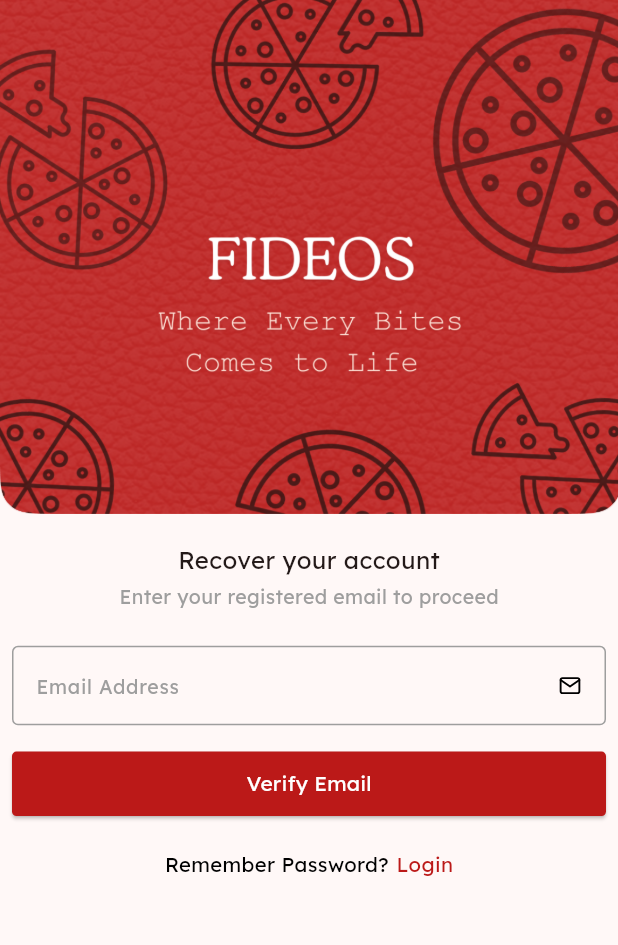
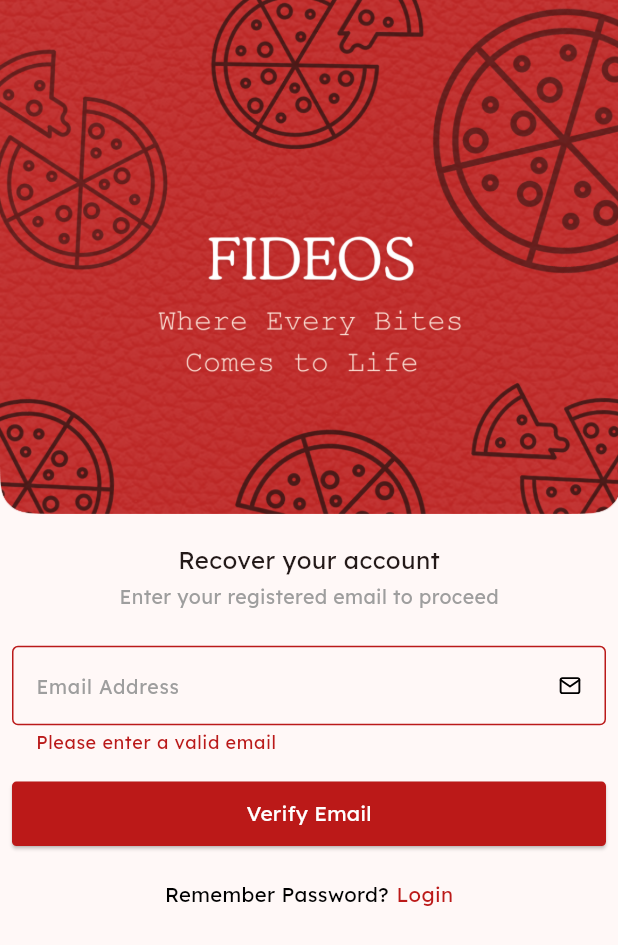
Before and after one commit to Joy-Bhattacharjee-Pixel/fideos-restaurant, a Flutter app: the ForgotPasswordScreen screen opened directly, after a tap on "Verify Email", on a phone screen of 412 x 824 dp. Shown: the top 945 px of the screen. Run offline on Flutter 3.47's test engine with Material 3 defaults, Android fonts, the phone set to English and light mode, and no system bars; our stand-ins replace dio, flutter_vector_icons, get, shared_preferences; accounts and stored records are empty.

Commit message:
forgot_password

```diff
--- a/lib/controllers/auth_controller.dart
+++ b/lib/controllers/auth_controller.dart
@@ -58,6 +58,15 @@ class AuthController extends GetxController {
   // Close time fields controller for register screen
   final TextEditingController regCloseTimeController = TextEditingController();
 
+  // Delivery fee fields controller for register screen
+  final TextEditingController deliveryfeeController = TextEditingController();
+
+  // Minimum order fields controller for register screen
+  final TextEditingController minimumorderController = TextEditingController();
+
+  // Estimated time fields controller for register screen
+  final TextEditingController estimatedtimeController = TextEditingController();
+
   // Login form key
   final GlobalKey<FormState> loginFormKey = GlobalKey<FormState>();
 
@@ -105,6 +114,15 @@ class AuthController extends GetxController {
   // Boolean parameter for login
   RxBool loadingLogin = false.obs;
 
+  // Boolean parameter for forgot password
+  RxBool loadingforgotPassword = false.obs;
+
+// boolean parameter for switch
+  RxBool switchValue = false.obs;
+
+  RxInt sentOtp = 0.obs;
+  RxString sentUserId = "".obs;
+
   // Add serving text into list
   addServings() {
     servings.clear();
@@ -144,6 +162,35 @@ class AuthController extends GetxController {
       Get.to(() => const RegisterScreen());
     }
 
-    loadingLogin.value =  false;
+    loadingLogin.value = false;
+  }
+
+// forgot password
+  forgotPassword({email}) async {
+    // Starting loader for forgot password
+    loadingforgotPassword.value = true;
+
+    // Creating restaurat
+    final restaurant = Restaurant(email: email);
+
+    final forgotpasswordResponse = await restaurant.forgotpassword();
+    // Checkihg if error is null or not comming from resposne
+    if (forgotpasswordResponse["error"] != null) {
+      // Showing error maessage
+      FlashManager().show(forgotpasswordResponse["error"]);
+    }
+    // Checking if data from resposne comming successfully or not
+    else if (forgotpasswordResponse["success"] != null) {
+      // Showing error maessage
+      FlashManager().show("OTP sent successfully to Email");
+       // When data comming from resposnse successfully
+        // we will store forgot password id and otp comming from resposne inside variable
+      sentOtp.value = forgotpasswordResponse["success"]["otp"];
+      sentUserId.value = forgotpasswordResponse["success"]["id"];
+      // navigate get to
+      Get.to(() => Container());
+    }
+    // Stop loader for forgot password
+    loadingforgotPassword.value = false;
   }
 }
--- a/lib/presentations/auth/forgot_password.dart
+++ b/lib/presentations/auth/forgot_password.dart
@@ -1,5 +1,6 @@
 import 'package:fideos_restaurant/presentations/auth/login_screen.dart';
 import 'package:fideos_restaurant/utils/button.dart';
+import 'package:fideos_restaurant/utils/loader.dart';
 import 'package:fideos_restaurant/utils/text_field.dart';
 import 'package:flutter/material.dart';
 import 'package:flutter_vector_icons/flutter_vector_icons.dart';
@@ -21,7 +22,8 @@ class _ForgotPasswordScreenState extends State<ForgotPasswordScreen> {
   @override
   Widget build(BuildContext context) {
     return Scaffold(
-        body: Form(
+        body: SingleChildScrollView(
+            child: Form(
                 key: _authController.forgotPasswordFormKey,
                 child: Column(children: [
                   // app icon
@@ -59,38 +61,58 @@ class _ForgotPasswordScreenState extends State<ForgotPasswordScreen> {
                             controller: _authController.loginEmailController,
                             hint: "Email Address",
                             suffix: Feather.mail,
-                            validator: (email) => _emailValidator(email: email))
-                        .show(),
+                            validator: (email) =>
+                                _emailValidator(email: email)).show(),
 
                         // give space
                         const SizedBox(height: 15),
 
                         // verify email button
-                    ButtonManager(onPressed: () {}, text: "Verify Email")
-                        .elevated(),
+                        Obx(() => _authController.loadingforgotPassword.value
+                            ? Loader().show()
+                            : ButtonManager(
+                                    onPressed: () => _verifyEmail(),
+                                    text: "Verify Email")
+                                .elevated()),
 
                         // give space
                         const SizedBox(height: 20),
 
                         // back to login
-                    Row(mainAxisAlignment: MainAxisAlignment.center, children: [
+                        Row(
+                            mainAxisAlignment: MainAxisAlignment.center,
+                            children: [
                               const Text("Remember Password?",
-                          style:
-                              TextStyle(color: Colors.black, fontSize: 13.5)),
+                                  style: TextStyle(
+                                      color: Colors.black, fontSize: 13.5)),
                               const SizedBox(width: 5),
                               InkWell(
-                          onTap: () => Get.to(() => const LoginScreen()),
+                                  onTap: () =>
+                                      Get.to(() => const LoginScreen()),
                                   child: Text("Login",
                                       style: TextStyle(
-                                  color: ColorManager.primary, fontSize: 13.5)))
+                                          color: ColorManager.primary,
+                                          fontSize: 13.5)))
                             ]),
 
                         // give space
                         const SizedBox(height: 10)
                       ]))
-            ])));
+                ]))));
   }
 
+// verify email
+  _verifyEmail() {
+    FocusScope.of(context).unfocus();
+
+    if (_authController.forgotPasswordFormKey.currentState!.validate()) {
+      _authController.forgotPasswordFormKey.currentState!.save();
+      _authController.forgotPassword(
+          email: _authController.loginEmailController.text);
+    }
+  }
+
+// email validator
   _emailValidator({String? email}) {
     if (email == null || email.isEmpty || !email.isEmail) {
       return "Please enter a valid email";
```
Also changed, not shown: lib/models/restaurant.dart (+18 -0 lines), lib/presentations/auth/register_screen.dart (+60 -1 lines), pubspec.lock. Lines whose indentation alone changed are shown as unchanged.
